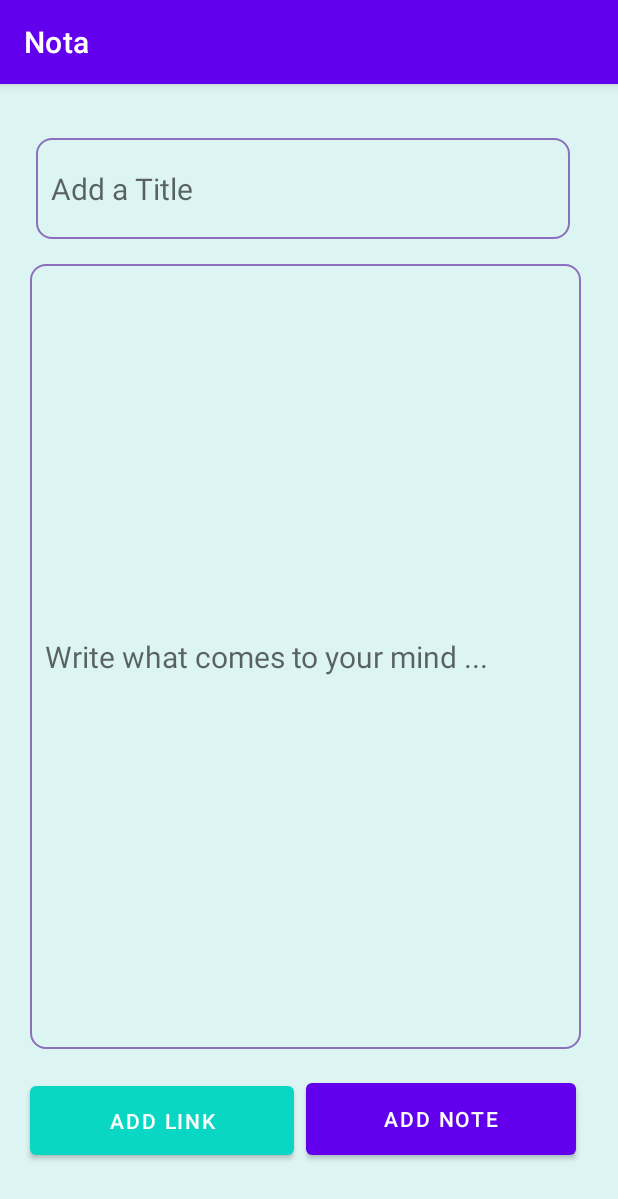
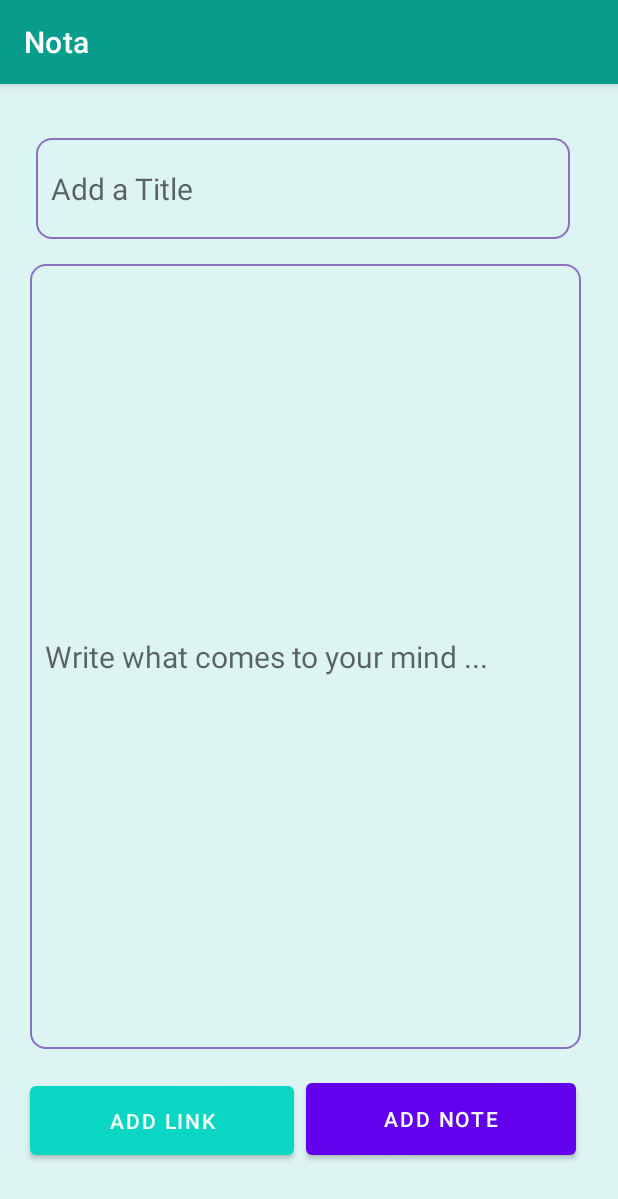
Before and after one commit to aarrasseayoub01/Nota, an Android app: the screen it shows after launch (writing), after a tap on an icon or button, on a phone screen of 412 x 824 dp. Shown: the top 1199 px of the screen. Run offline under Robolectric (Android 15) with nearby library versions, the phone set to English and light mode, and no system bars; 2 statements that could not run were skipped.

Commit message:
Changing the look and feel of the app x2

```diff
--- a/app/src/main/java/com/example/nota/MainActivity.java
+++ b/app/src/main/java/com/example/nota/MainActivity.java
@@ -1,13 +1,18 @@
 package com.example.nota;
 
+import androidx.appcompat.app.ActionBar;
 import androidx.appcompat.app.AppCompatActivity;
 import androidx.fragment.app.FragmentTransaction;
 
 import android.content.Intent;
 import android.database.Cursor;
+import android.graphics.Color;
+import android.graphics.drawable.ColorDrawable;
 import android.net.Uri;
 import android.os.Bundle;
 import android.view.View;
+import android.view.Window;
+import android.view.WindowManager;
 import android.widget.ListView;
 import android.widget.Toast;
 
@@ -21,6 +26,17 @@ public class MainActivity extends AppCompatActivity {
     protected void onCreate(Bundle savedInstanceState) {
         super.onCreate(savedInstanceState);
         setContentView(R.layout.activity_main);
+        Window window = getWindow();
+        window.addFlags(WindowManager.LayoutParams.FLAG_DRAWS_SYSTEM_BAR_BACKGROUNDS);
+        window.setNavigationBarColor(Color.parseColor("#089c8d"));
+        window.setStatusBarColor(Color.parseColor("#089c8d"));
+        ActionBar actionBar = getSupportActionBar();
+        if (actionBar != null) {
+            actionBar.setBackgroundDrawable(new ColorDrawable(Color.parseColor("#089c8d")));
+
+        }
+
+
         String URL = "content://com.example.nota.Notes";
         Uri Notes1 = Uri.parse(URL);
         Cursor c;
--- a/app/src/main/java/com/example/nota/writing.java
+++ b/app/src/main/java/com/example/nota/writing.java
@@ -1,5 +1,6 @@
 package com.example.nota;
 
+import androidx.appcompat.app.ActionBar;
 import androidx.appcompat.app.AlertDialog;
 import androidx.appcompat.app.AppCompatActivity;
 
@@ -8,6 +9,7 @@ import android.content.ContentValues;
 import android.content.DialogInterface;
 import android.content.Intent;
 import android.graphics.Color;
+import android.graphics.drawable.ColorDrawable;
 import android.net.Uri;
 import android.os.Bundle;
 import android.text.Html;
@@ -16,6 +18,8 @@ import android.text.method.LinkMovementMethod;
 import android.text.util.Linkify;
 import android.util.Log;
 import android.view.View;
+import android.view.Window;
+import android.view.WindowManager;
 import android.widget.Button;
 import android.widget.EditText;
 import android.widget.LinearLayout;
@@ -29,6 +33,15 @@ public class writing extends AppCompatActivity {
     protected void onCreate(Bundle savedInstanceState) {
         super.onCreate(savedInstanceState);
         setContentView(R.layout.activity_writing);
+        Window window = getWindow();
+        window.addFlags(WindowManager.LayoutParams.FLAG_DRAWS_SYSTEM_BAR_BACKGROUNDS);
+        window.setNavigationBarColor(Color.parseColor("#089c8d"));
+        window.setStatusBarColor(Color.parseColor("#089c8d"));
+        ActionBar actionBar = getSupportActionBar();
+        if (actionBar != null) {
+            actionBar.setBackgroundDrawable(new ColorDrawable(Color.parseColor("#089c8d")));
+
+        }
         Button button = findViewById(R.id.button2);
         button.setBackgroundColor(Color.parseColor("#0AD7C3"));
     }
--- a/app/src/main/res/layout/activity_main.xml
+++ b/app/src/main/res/layout/activity_main.xml
@@ -24,6 +24,5 @@
         android:onClick="Writing"
         app:layout_constraintBottom_toBottomOf="parent"
         app:layout_constraintEnd_toEndOf="parent"
-        app:srcCompat="@android:drawable/ic_menu_info_details" />
-
+/>
 </androidx.constraintlayout.widget.ConstraintLayout>
```
Also changed, not shown: app/src/main/java/com/example/nota/Note.java (+13 -0 lines).
